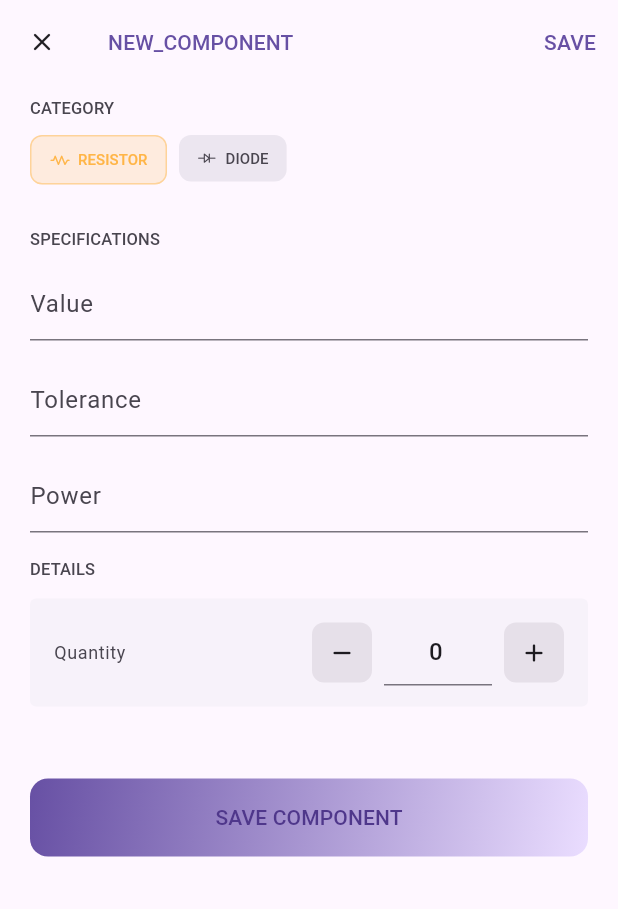
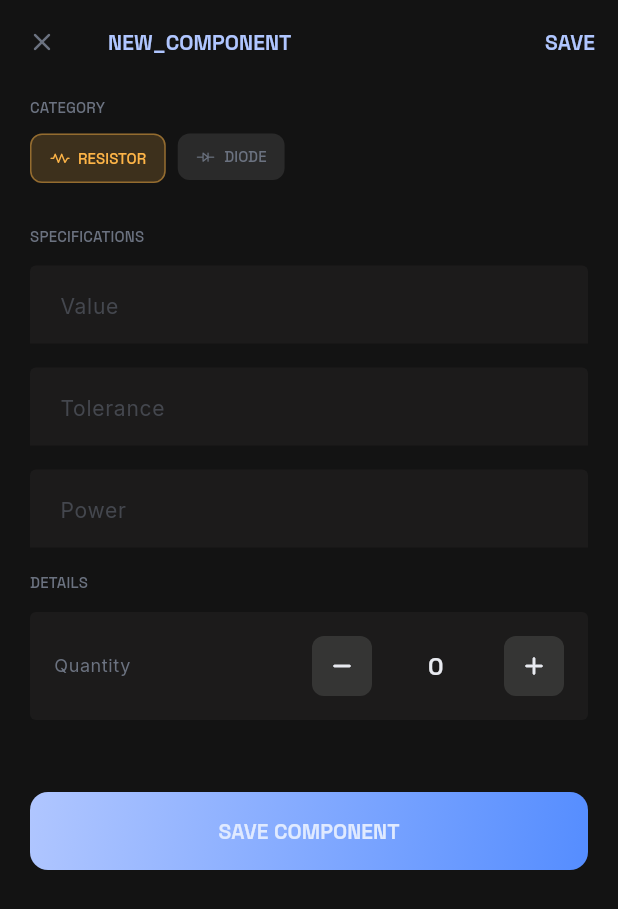
Before and after one commit to carlgreen/flux_state, a Flutter app: the AddEditComponentScreen screen opened directly, on a phone screen of 412 x 824 dp. Shown: the top 909 px of the screen. Run offline on Flutter 3.47's test engine with Material 3 defaults, Android fonts, the phone set to English and light mode, and no system bars; our stand-ins replace google_fonts.

Commit message:
bring in a nice dark theme

```diff
--- a/lib/domain/models/component_category.dart
+++ b/lib/domain/models/component_category.dart
@@ -1,12 +1,10 @@
 import 'package:flutter/material.dart';
+import 'package:flux_state/theme/app_colors.dart';
 import 'package:flux_state/ui/components_icons.dart';
 
 enum ComponentCategory { resistor, diode }
 
 extension ComponentCategoryPresentation on ComponentCategory {
-  static const Color accentResistor = Color(0xFFFFB547);
-  static const Color accentDiode = Color(0xFF34D399);
-
   String get displayName => switch (this) {
     ComponentCategory.resistor => 'Resistors',
     ComponentCategory.diode => 'Diodes',
@@ -23,7 +21,7 @@ extension ComponentCategoryPresentation on ComponentCategory {
   };
 
   Color get color => switch (this) {
-    ComponentCategory.resistor => accentResistor,
-    ComponentCategory.diode => accentDiode,
+    ComponentCategory.resistor => AppColors.accentResistor,
+    ComponentCategory.diode => AppColors.accentDiode,
   };
 }
--- a/lib/main.dart
+++ b/lib/main.dart
@@ -1,6 +1,7 @@
 import 'package:flutter/material.dart';
 import 'package:flux_state/data/repositories/inventory_repository.dart';
 import 'package:flux_state/repository_provider.dart';
+import 'package:flux_state/theme/app_theme.dart';
 import 'package:flux_state/ui/component_catalog/component_catalog_screen.dart';
 import 'package:flux_state/ui/component_catalog/component_catalog_viewmodel.dart';
 
@@ -20,6 +21,7 @@ class MainApp extends StatelessWidget {
   @override
   Widget build(BuildContext context) {
     return MaterialApp(
+      theme: AppTheme.darkTheme,
       home: Scaffold(
         appBar: AppBar(
           title: const Align(
--- /dev/null
+++ b/lib/theme/app_colors.dart
@@ -0,0 +1,43 @@
+import 'package:flutter/material.dart';
+
+/// Color tokens from "The Kinetic Schematic" design system (DESIGN.md).
+/// No pure black — surface (#131313) is the deepest background.
+class AppColors {
+  AppColors._();
+
+  static const Color surface = Color(0xFF131313);
+  static const Color surfaceContainerLow = Color(0xFF1C1B1B);
+  static const Color surfaceContainer = Color(0xFF211F1F);
+  static const Color surfaceContainerHigh = Color(0xFF2A2A2A);
+  static const Color surfaceContainerHighest = Color(0xFF353534);
+
+  static const Color primary = Color(0xFFB0C6FF);
+  static const Color primaryContainer = Color(0xFF558DFF);
+  static const Color onPrimary = Color(0xFF0A1547);
+  static const Color onPrimaryContainer = Color(0xFFE0EAFF);
+
+  static const Color tertiary = Color(0xFFFFBA38);
+  static const Color tertiaryContainer = Color(0xFF3D2E00);
+  static const Color onTertiary = Color(0xFF1A0F00);
+  static const Color onTertiaryContainer = Color(0xFFFFBA38);
+
+  static const Color error = Color(0xFFCF6679);
+  static const Color errorContainer = Color(0xFF4E1826);
+  static const Color onError = Color(0xFF1A0009);
+  static const Color onErrorContainer = Color(0xFFFFB3BE);
+
+  static const Color onSurface = Color(0xFFE8EAF0);
+  static const Color onSurfaceVariant = Color(0xFF6B7280);
+
+  static const Color outlineVariant = Color(0xFF424655);
+  static const Color surfaceTint = Color(0xFFB0C6FF);
+
+  static const LinearGradient primaryGradient = LinearGradient(
+    colors: [primary, primaryContainer],
+    begin: Alignment.topLeft,
+    end: Alignment.bottomRight,
+  );
+
+  static const Color accentResistor = Color(0xFFFFB547);
+  static const Color accentDiode = Color(0xFF34D399);
+}
--- /dev/null
+++ b/lib/theme/app_theme.dart
@@ -0,0 +1,205 @@
+import 'package:flutter/material.dart';
+import 'package:google_fonts/google_fonts.dart';
+
+import 'app_colors.dart';
+import 'app_typography.dart';
+
+class AppTheme {
+  AppTheme._();
+
+  static ThemeData get darkTheme => ThemeData(
+    useMaterial3: true,
+    brightness: Brightness.dark,
+
+    colorScheme: const ColorScheme.dark(
+      surface: AppColors.surface,
+      onSurface: AppColors.onSurface,
+      onSurfaceVariant: AppColors.onSurfaceVariant,
+      primary: AppColors.primary,
+      onPrimary: AppColors.onPrimary,
+      primaryContainer: AppColors.primaryContainer,
+      onPrimaryContainer: AppColors.onPrimaryContainer,
+      tertiary: AppColors.tertiary,
+      onTertiary: AppColors.onTertiary,
+      tertiaryContainer: AppColors.tertiaryContainer,
+      onTertiaryContainer: AppColors.onTertiaryContainer,
+      error: AppColors.error,
+      onError: AppColors.onError,
+      errorContainer: AppColors.errorContainer,
+      onErrorContainer: AppColors.onErrorContainer,
+      outline: AppColors.outlineVariant,
+      outlineVariant: AppColors.outlineVariant,
+      surfaceContainerHighest: AppColors.surfaceContainerHighest,
+      surfaceContainerHigh: AppColors.surfaceContainerHigh,
+      surfaceContainer: AppColors.surfaceContainer,
+      surfaceContainerLow: AppColors.surfaceContainerLow,
+      surfaceTint: AppColors.surfaceTint,
+    ),
+
+    scaffoldBackgroundColor: AppColors.surface,
+
+    textTheme: TextTheme(
+      displayLarge: AppTypography.displayLarge,
+      displayMedium: AppTypography.displayMedium,
+      titleLarge: AppTypography.titleLarge,
+      titleMedium: AppTypography.titleMedium,
+      labelLarge: AppTypography.labelLarge,
+      labelMedium: AppTypography.labelMedium,
+      labelSmall: AppTypography.labelSmall,
+      bodyLarge: AppTypography.bodyLarge,
+      bodyMedium: AppTypography.bodyMedium,
+      bodySmall: AppTypography.bodySmall,
+    ),
+
+    appBarTheme: AppBarTheme(
+      backgroundColor: AppColors.surface,
+      foregroundColor: AppColors.onSurface,
+      elevation: 0,
+      centerTitle: false,
+      titleTextStyle: GoogleFonts.spaceGrotesk(
+        fontSize: 15,
+        fontWeight: FontWeight.w700,
+        letterSpacing: 0.05,
+        color: AppColors.primary,
+      ),
+    ),
+
+    cardTheme: const CardThemeData(
+      color: AppColors.surfaceContainerHigh,
+      elevation: 0,
+      shape: RoundedRectangleBorder(
+        borderRadius: BorderRadius.all(Radius.circular(12)),
+      ),
+      margin: EdgeInsets.zero,
+    ),
+
+    inputDecorationTheme: InputDecorationTheme(
+      filled: true,
+      fillColor: AppColors.surfaceContainerLow,
+      border: const UnderlineInputBorder(
+        borderSide: BorderSide(color: Colors.transparent),
+      ),
+      enabledBorder: const UnderlineInputBorder(
+        borderSide: BorderSide(color: Colors.transparent),
+      ),
+      focusedBorder: const UnderlineInputBorder(
+        borderSide: BorderSide(color: AppColors.primary, width: 2),
+      ),
+      errorBorder: const UnderlineInputBorder(
+        borderSide: BorderSide(color: AppColors.error, width: 2),
+      ),
+      focusedErrorBorder: const UnderlineInputBorder(
+        borderSide: BorderSide(color: AppColors.error, width: 2),
+      ),
+      labelStyle: AppTypography.bodySmall.copyWith(
+        color: AppColors.onSurfaceVariant,
+      ),
+      hintStyle: AppTypography.bodyMedium.copyWith(
+        color: AppColors.onSurfaceVariant.withValues(alpha: 0.5),
+      ),
+      errorStyle: AppTypography.bodySmall.copyWith(color: AppColors.error),
+      contentPadding: const EdgeInsets.symmetric(horizontal: 16, vertical: 14),
+    ),
+
+    elevatedButtonTheme: ElevatedButtonThemeData(
+      style: ElevatedButton.styleFrom(
+        backgroundColor: AppColors.primaryContainer,
+        foregroundColor: AppColors.onPrimaryContainer,
+        elevation: 0,
+        shape: RoundedRectangleBorder(borderRadius: BorderRadius.circular(12)),
+        padding: const EdgeInsets.symmetric(horizontal: 24, vertical: 14),
+        textStyle: AppTypography.labelLarge,
+      ),
+    ),
+
+    textButtonTheme: TextButtonThemeData(
+      style: TextButton.styleFrom(
+        foregroundColor: AppColors.primary,
+        shape: RoundedRectangleBorder(borderRadius: BorderRadius.circular(8)),
+        textStyle: AppTypography.labelMedium,
+      ),
+    ),
+
+    iconButtonTheme: IconButtonThemeData(
+      style: IconButton.styleFrom(foregroundColor: AppColors.onSurfaceVariant),
+    ),
+
+    chipTheme: ChipThemeData(
+      backgroundColor: AppColors.surfaceContainerHigh,
+      labelStyle: AppTypography.labelMedium.copyWith(
+        color: AppColors.onSurface,
+      ),
+      shape: const StadiumBorder(),
+      padding: const EdgeInsets.symmetric(horizontal: 12, vertical: 4),
+      side: BorderSide.none,
+    ),
+
+    navigationBarTheme: NavigationBarThemeData(
+      backgroundColor: AppColors.surfaceContainerLow,
+      indicatorColor: AppColors.primaryContainer.withValues(alpha: 0.25),
+      labelTextStyle: WidgetStateProperty.all(
+        GoogleFonts.spaceGrotesk(fontSize: 11, fontWeight: FontWeight.w600),
+      ),
+      iconTheme: WidgetStateProperty.resolveWith((states) {
+        if (states.contains(WidgetState.selected)) {
+          return const IconThemeData(color: AppColors.primary, size: 22);
+        }
+        return const IconThemeData(color: AppColors.onSurfaceVariant, size: 22);
+      }),
+      labelBehavior: NavigationDestinationLabelBehavior.alwaysShow,
+    ),
+
+    navigationRailTheme: NavigationRailThemeData(
+      backgroundColor: AppColors.surfaceContainerLow,
+      selectedIconTheme: const IconThemeData(
+        color: AppColors.primary,
+        size: 22,
+      ),
+      unselectedIconTheme: const IconThemeData(
+        color: AppColors.onSurfaceVariant,
+        size: 22,
+      ),
+      selectedLabelTextStyle: AppTypography.labelMedium.copyWith(
+        color: AppColors.primary,
+      ),
+      unselectedLabelTextStyle: AppTypography.labelMedium.copyWith(
+        color: AppColors.onSurfaceVariant,
+      ),
+      indicatorColor: AppColors.primaryContainer.withValues(alpha: 0.2),
+      useIndicator: true,
+    ),
+
+    switchTheme: SwitchThemeData(
+      thumbColor: WidgetStateProperty.resolveWith((states) {
+        if (states.contains(WidgetState.selected)) {
+          return AppColors.primary;
+        }
+        return AppColors.onSurfaceVariant;
+      }),
+      trackColor: WidgetStateProperty.resolveWith((states) {
+        if (states.contains(WidgetState.selected)) {
+          return AppColors.primaryContainer.withValues(alpha: 0.5);
+        }
+        return AppColors.surfaceContainerHighest;
+      }),
+    ),
+
+    dividerTheme: const DividerThemeData(
+      color: Colors.transparent,
+      thickness: 0,
+    ),
+
+    listTileTheme: const ListTileThemeData(
+      tileColor: Colors.transparent,
+      contentPadding: EdgeInsets.symmetric(horizontal: 16, vertical: 4),
+    ),
+
+    scrollbarTheme: ScrollbarThemeData(
+      thumbColor: WidgetStateProperty.all(
+        AppColors.outlineVariant.withValues(alpha: 0.5),
+      ),
+      thickness: WidgetStateProperty.all(4),
+      radius: const Radius.circular(2),
+    ),
+  );
+}
--- /dev/null
+++ b/lib/theme/app_typography.dart
@@ -0,0 +1,78 @@
+import 'package:flutter/material.dart';
+import 'package:google_fonts/google_fonts.dart';
+
+import 'app_colors.dart';
+
+/// Typography system from DESIGN.md.
+/// Space Grotesk: display, headlines, technical labels (monospaced feel).
+/// Inter: body text, descriptions.
+class AppTypography {
+  AppTypography._();
+
+  static TextStyle get displayLarge => GoogleFonts.spaceGrotesk(
+    fontSize: 32,
+    fontWeight: FontWeight.w700,
+    letterSpacing: -0.64,
+    color: AppColors.onSurface,
+  );
+
+  static TextStyle get displayMedium => GoogleFonts.spaceGrotesk(
+    fontSize: 24,
+    fontWeight: FontWeight.w700,
+    letterSpacing: -0.48,
+    color: AppColors.onSurface,
+  );
+
+  static TextStyle get titleLarge => GoogleFonts.spaceGrotesk(
+    fontSize: 20,
+    fontWeight: FontWeight.w700,
+    letterSpacing: -0.4,
+    color: AppColors.onSurface,
+  );
+
+  static TextStyle get titleMedium => GoogleFonts.spaceGrotesk(
+    fontSize: 16,
+    fontWeight: FontWeight.w600,
+    letterSpacing: -0.32,
+    color: AppColors.onSurface,
+  );
+
+  static TextStyle get labelLarge => GoogleFonts.spaceGrotesk(
+    fontSize: 14,
+    fontWeight: FontWeight.w600,
+    letterSpacing: 0.05,
+    color: AppColors.onSurface,
+  );
+
+  static TextStyle get labelMedium => GoogleFonts.spaceGrotesk(
+    fontSize: 12,
+    fontWeight: FontWeight.w600,
+    letterSpacing: 0.05,
+    color: AppColors.onSurface,
+  );
+
+  static TextStyle get labelSmall => GoogleFonts.spaceGrotesk(
+    fontSize: 10,
+    fontWeight: FontWeight.w500,
+    letterSpacing: 0.08,
+    color: AppColors.onSurfaceVariant,
+  );
+
+  static TextStyle get bodyLarge => GoogleFonts.inter(
+    fontSize: 16,
+    fontWeight: FontWeight.w400,
+    color: AppColors.onSurface,
+  );
+
+  static TextStyle get bodyMedium => GoogleFonts.inter(
+    fontSize: 14,
+    fontWeight: FontWeight.w400,
+    color: AppColors.onSurface,
+  );
+
+  static TextStyle get bodySmall => GoogleFonts.inter(
+    fontSize: 12,
+    fontWeight: FontWeight.w400,
+    color: AppColors.onSurfaceVariant,
+  );
+}
--- a/lib/ui/component_catalog/add_edit_component_screen.dart
+++ b/lib/ui/component_catalog/add_edit_component_screen.dart
@@ -1,5 +1,6 @@
 import 'package:flutter/material.dart';
 import 'package:flux_state/domain/models/component_category.dart';
+import 'package:flux_state/theme/app_colors.dart';
 import 'package:flux_state/ui/component_catalog/add_edit_component_viewmodel.dart';
 import 'package:flux_state/ui/component_catalog/quantity_stepper.dart';
 
@@ -215,13 +216,7 @@ class _SaveButton extends StatelessWidget {
         duration: const Duration(milliseconds: 150),
         padding: const EdgeInsets.symmetric(vertical: 16),
         decoration: BoxDecoration(
-          gradient: saving
-              ? null
-              : LinearGradient(
-                  colors: [colors.primary, colors.primaryContainer],
-                  begin: Alignment.topLeft,
-                  end: Alignment.bottomRight,
-                ),
+          gradient: saving ? null : AppColors.primaryGradient,
           color: saving ? colors.surfaceContainerHigh : null,
           borderRadius: BorderRadius.circular(12),
         ),
--- a/pubspec.yaml
+++ b/pubspec.yaml
@@ -9,6 +9,7 @@ environment:
 dependencies:
   flutter:
     sdk: flutter
+  google_fonts: ^8.1.0
 
 dev_dependencies:
   flutter_test:
```
Also changed, not shown: pubspec.lock, 2 other files.
